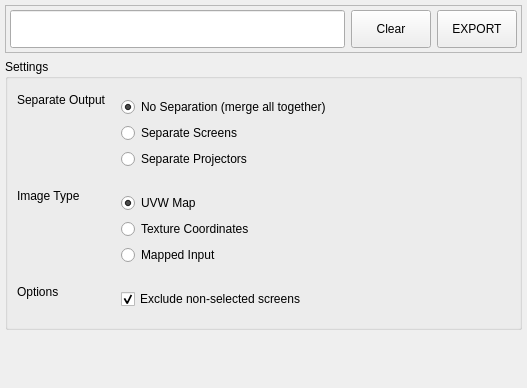
This is src/app/ui/omni_ui_Export.ui in WilstonOreo/omnidome as Qt 5 draws it before an edit. The edited form follows.
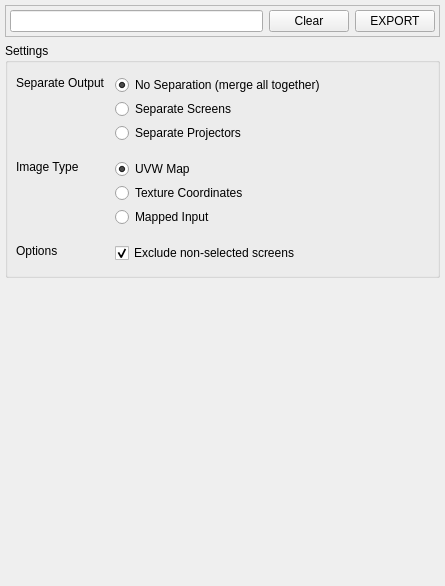
This is the edited form. Custom widgets are drawn as their Qt base class.

```diff
--- a/src/app/ui/omni_ui_Export.ui
+++ b/src/app/ui/omni_ui_Export.ui
@@ -6,8 +6,8 @@
    <rect>
     <x>0</x>
     <y>0</y>
-    <width>527</width>
-    <height>388</height>
+    <width>445</width>
+    <height>586</height>
    </rect>
   </property>
   <property name="windowTitle">
@@ -29,7 +29,7 @@
    <item>
     <widget class="QFrame" name="framePath">
      <property name="sizePolicy">
-      <sizepolicy hsizetype="Preferred" vsizetype="Expanding">
+      <sizepolicy hsizetype="Preferred" vsizetype="Maximum">
        <horstretch>0</horstretch>
        <verstretch>0</verstretch>
       </sizepolicy>
@@ -37,7 +37,7 @@
      <property name="maximumSize">
       <size>
        <width>16777215</width>
-       <height>48</height>
+       <height>32</height>
       </size>
      </property>
      <property name="frameShape">
@@ -62,7 +62,7 @@
       <item>
        <widget class="QLineEdit" name="editExportFilename">
         <property name="sizePolicy">
-         <sizepolicy hsizetype="Expanding" vsizetype="Expanding">
+         <sizepolicy hsizetype="Expanding" vsizetype="Maximum">
           <horstretch>0</horstretch>
           <verstretch>0</verstretch>
          </sizepolicy>
@@ -75,7 +75,7 @@
       <item>
        <widget class="QPushButton" name="btnClear">
         <property name="sizePolicy">
-         <sizepolicy hsizetype="Minimum" vsizetype="Expanding">
+         <sizepolicy hsizetype="Minimum" vsizetype="Maximum">
           <horstretch>0</horstretch>
           <verstretch>0</verstretch>
          </sizepolicy>
@@ -88,7 +88,7 @@
       <item>
        <widget class="QPushButton" name="btnExport">
         <property name="sizePolicy">
-         <sizepolicy hsizetype="Minimum" vsizetype="Expanding">
+         <sizepolicy hsizetype="Minimum" vsizetype="Maximum">
           <horstretch>0</horstretch>
           <verstretch>0</verstretch>
          </sizepolicy>
@@ -119,6 +119,24 @@
       <property name="fieldGrowthPolicy">
        <enum>QFormLayout::AllNonFixedFieldsGrow</enum>
       </property>
+      <property name="horizontalSpacing">
+       <number>-1</number>
+      </property>
+      <property name="verticalSpacing">
+       <number>8</number>
+      </property>
+      <property name="leftMargin">
+       <number>8</number>
+      </property>
+      <property name="topMargin">
+       <number>8</number>
+      </property>
+      <property name="rightMargin">
+       <number>8</number>
+      </property>
+      <property name="bottomMargin">
+       <number>8</number>
+      </property>
       <item row="0" column="0">
        <widget class="QLabel" name="separateImagesLabel">
         <property name="text">
@@ -129,6 +147,21 @@
       <item row="0" column="1">
        <widget class="QFrame" name="frameSeparation">
         <layout class="QVBoxLayout" name="verticalLayout_10">
+         <property name="spacing">
+          <number>4</number>
+         </property>
+         <property name="leftMargin">
+          <number>4</number>
+         </property>
+         <property name="topMargin">
+          <number>4</number>
+         </property>
+         <property name="rightMargin">
+          <number>4</number>
+         </property>
+         <property name="bottomMargin">
+          <number>4</number>
+         </property>
          <item>
           <widget class="QRadioButton" name="rbSepNone">
            <property name="text">
@@ -169,6 +202,21 @@
       <item row="1" column="1">
        <widget class="QFrame" name="frameImageType">
         <layout class="QVBoxLayout" name="verticalLayout_9">
+         <property name="spacing">
+          <number>4</number>
+         </property>
+         <property name="leftMargin">
+          <number>4</number>
+         </property>
+         <property name="topMargin">
+          <number>4</number>
+         </property>
+         <property name="rightMargin">
+          <number>4</number>
+         </property>
+         <property name="bottomMargin">
+          <number>4</number>
+         </property>
          <item>
           <widget class="QRadioButton" name="rbUVWMap">
            <property name="text">
@@ -211,6 +259,18 @@
          <enum>QFrame::Raised</enum>
         </property>
         <layout class="QVBoxLayout" name="verticalLayout_2">
+         <property name="leftMargin">
+          <number>4</number>
+         </property>
+         <property name="topMargin">
+          <number>4</number>
+         </property>
+         <property name="rightMargin">
+          <number>4</number>
+         </property>
+         <property name="bottomMargin">
+          <number>4</number>
+         </property>
          <item>
           <widget class="QCheckBox" name="boxExcludeNonSelectedScreens">
            <property name="text">
```
Left out of the diff: 120 changed lines with no effect on the pictures.
